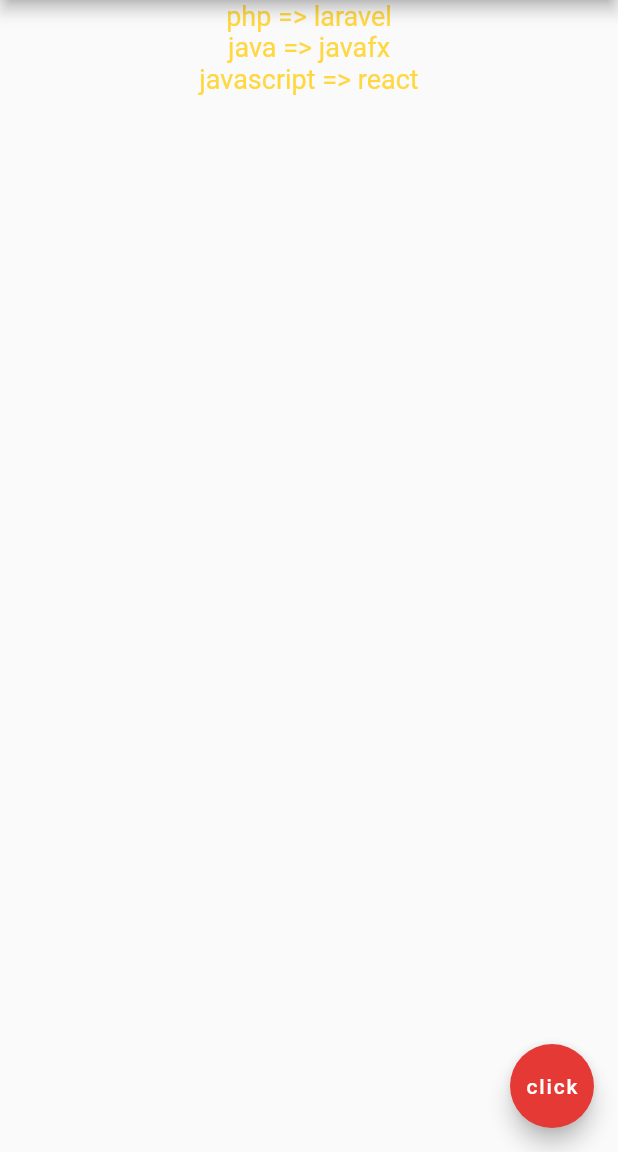
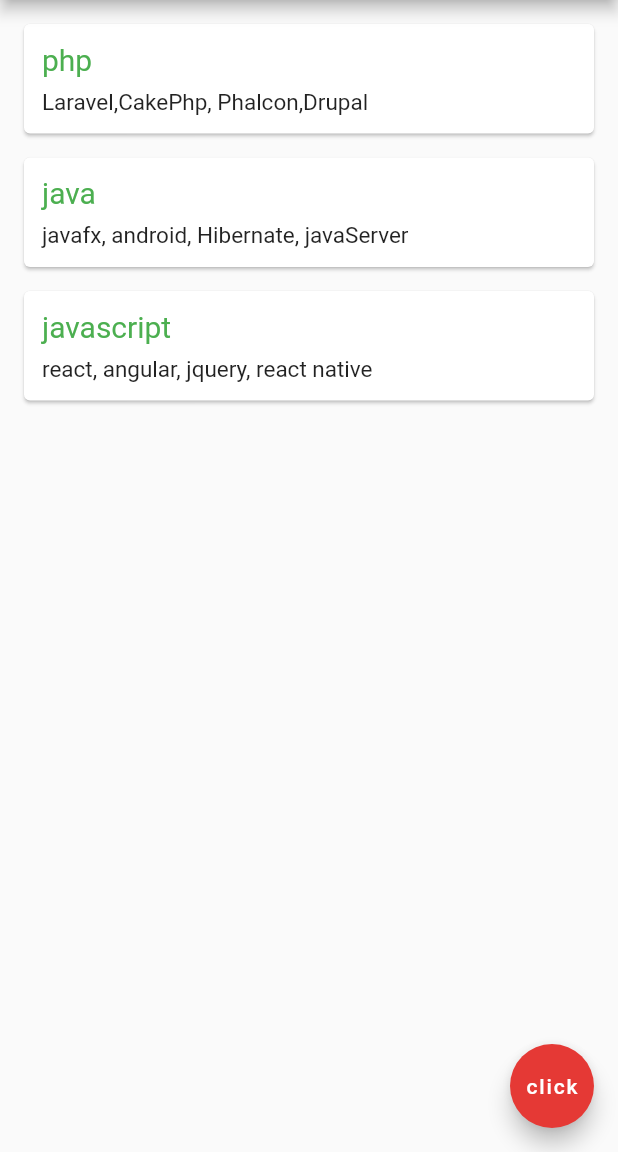
Before and after one commit to Abdqadr1/FirstFlutterApp, a Flutter app: the screen it shows after launch, on a phone screen of 412 x 824 dp, the part 84-1236 px from its top. Run offline on Flutter 3.47's test engine with Material 2 defaults, Android fonts, the phone set to English and light mode, and no system bars.

Commit message:
card list

```diff
--- a/lib/main.dart
+++ b/lib/main.dart
@@ -15,10 +15,39 @@ class MyProfile extends StatefulWidget {
 
 class _MyProfileState extends State<MyProfile> {
   List<TechTerm> lists = [
-    TechTerm (stack: "php",  text: "laravel"),
-    TechTerm (stack: "java",  text: "javafx"),
-    TechTerm (stack: "javascript",  text: "react"),
+    TechTerm (stack: "php",  text: "Laravel,CakePhp, Phalcon,Drupal"),
+    TechTerm (stack: "java",  text: "javafx, android, Hibernate, javaServer"),
+    TechTerm (stack: "javascript",  text: "react, angular, jquery, react native"),
   ];
+
+  Widget stackTemplate(TechTerm term){
+    return Card(
+      margin: EdgeInsets.fromLTRB(16.0, 16.0, 16.0, 0.0),
+      child: Padding(
+        padding: const EdgeInsets.all(12.0),
+        child: Column(
+          crossAxisAlignment: CrossAxisAlignment.stretch,
+          children: [
+            Text(
+              term.stack,
+              style: TextStyle(
+                fontSize: 20.0,
+                color: Colors.green,
+              ),
+            ),
+            SizedBox(height: 8.0,),
+            Text(
+              term.text,
+              style: TextStyle(
+                fontSize: 15,
+                color: Colors.black87
+              ),
+            )
+        ],
+    ),
+      ),
+    );
+  }
   @override
   Widget build(BuildContext context) {
     return Scaffold(
@@ -30,16 +59,7 @@ class _MyProfileState extends State<MyProfile> {
       body: Column(
         crossAxisAlignment: CrossAxisAlignment.stretch,
         children: lists.map((term) {
-          return Center(
-            child: Text(
-              '${term.stack} => ${term.text}',
-              style: TextStyle (
-                fontSize: 18,
-                color: Colors.amberAccent,
-                fontWeight: FontWeight.w400,
-              ),
-            ),
-          );
+          return stackTemplate(term);
         }).toList(),
       ),
       floatingActionButton: FloatingActionButton(
```
